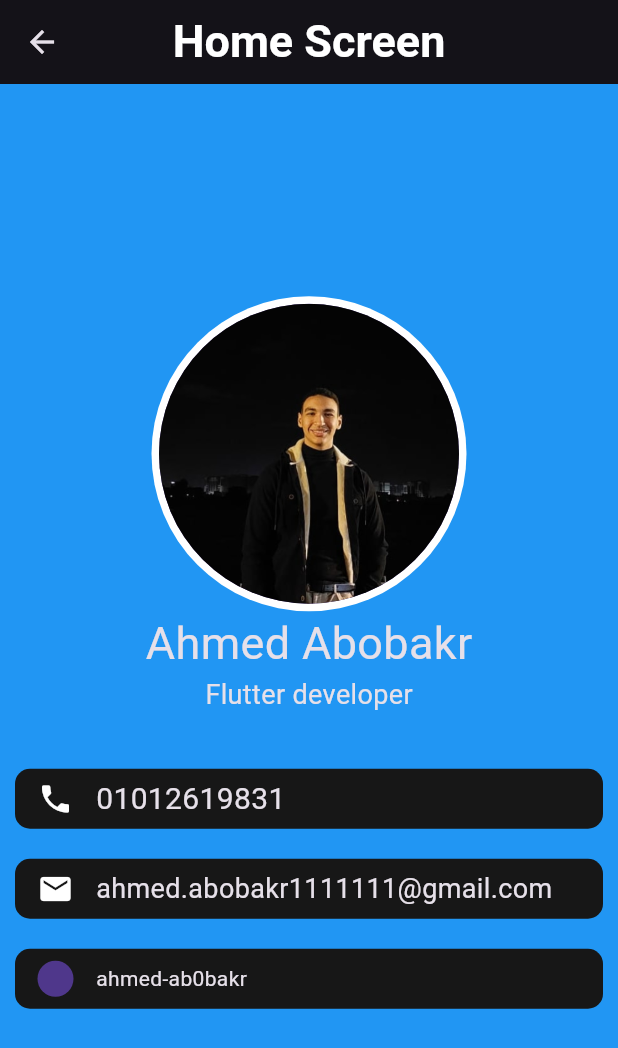
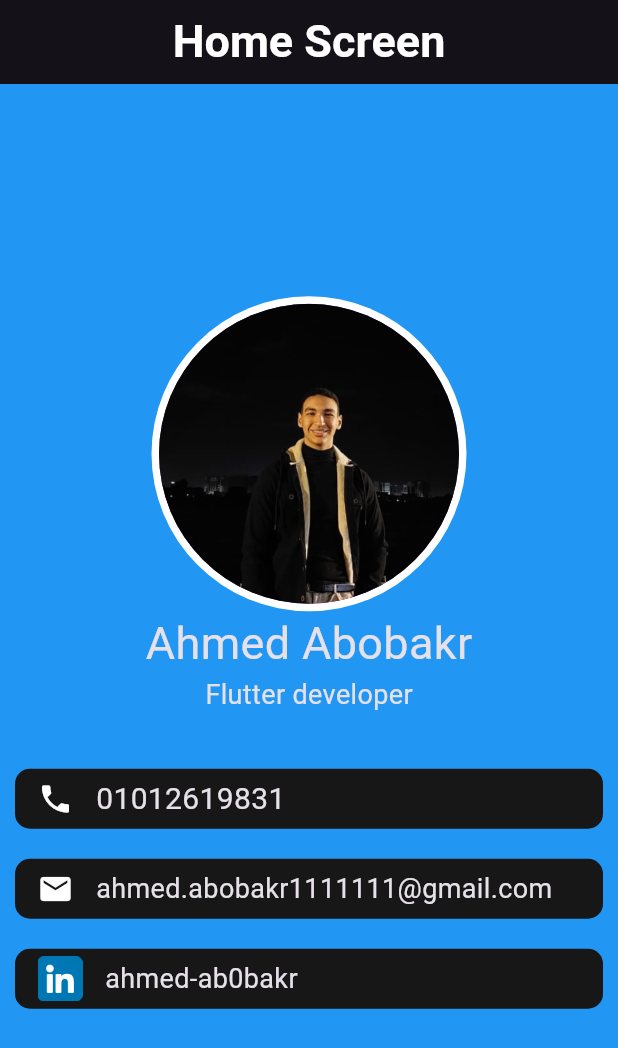
Before and after one commit to bakr286/login_screen, a Flutter app: the HomeScreen screen opened directly, on a phone screen of 412 x 824 dp. Shown: the top 1048 px of the screen. Run offline on Flutter 3.47's test engine with Material 3 defaults, Android fonts, the phone set to English and light mode, and no system bars.

Commit message:
final edits

```diff
--- a/lib/homeScreen.dart
+++ b/lib/homeScreen.dart
@@ -62,9 +62,12 @@ class HomeScreen extends StatelessWidget {
                   child: Row(
                     children: [
                       SizedBox(width: 15,),
-                      CircleAvatar(radius: 12,),
+                      Padding(
+                        padding: const EdgeInsets.symmetric(vertical: 5),
+                        child: Image(image: AssetImage('images/linkedin.png')),
+                      ),
                       SizedBox(width: 15,),
-                      SelectableText("ahmed-ab0bakr",style: TextStyle(fontSize: 14),),
+                      SelectableText("ahmed-ab0bakr",style: TextStyle(fontSize: 18),),
                     ],
                   ),
                 ),
--- a/lib/loginScreen.dart
+++ b/lib/loginScreen.dart
@@ -115,7 +115,7 @@ class _LoginScreenState extends State<LoginScreen> {
                               c_email.clear();
                               c_password.clear();
                             });
-                            Navigator.push(
+                            Navigator.pushReplacement(
                               context,
                               MaterialPageRoute(
                                 builder: (_) => HomeScreen(),
@@ -127,6 +127,7 @@ class _LoginScreenState extends State<LoginScreen> {
                       ),
                       TextButton(onPressed: (){
                         c_password.clear();
+                        c_email.clear();
                         Navigator.pushReplacement(
                           context,
                           MaterialPageRoute(
--- a/lib/signupScreen.dart
+++ b/lib/signupScreen.dart
@@ -119,7 +119,7 @@ class _SignUpScreenState extends State<SignUpScreen> {
                         c_password.clear();
                         showErrorPassword=false;
                         });
-                        Navigator.push(
+                        Navigator.pushReplacement(
                           context,
                           MaterialPageRoute(
                             builder: (_) => LoginScreen(),
```
Also changed, not shown: images/linkedin.png.
